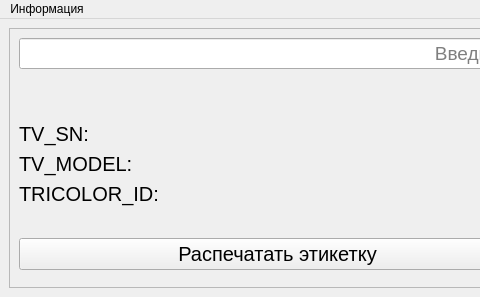
Before: the Qt Designer form ui/untitled.ui in Mex93/TricolorDocumentsScans, drawn with Qt 5; both pictures show x 0 to 480 and y 0 to 297 of the 1078 by 297 pixel window.
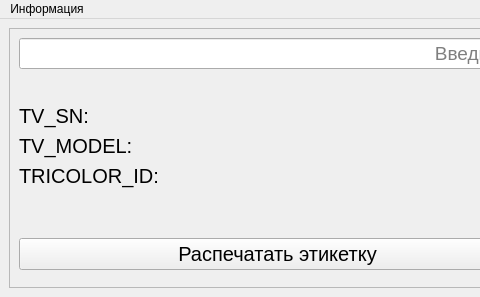
After: the same form once the commit is applied. Icons and pictures are not drawn.

```diff
--- a/ui/untitled.ui
+++ b/ui/untitled.ui
@@ -144,6 +144,19 @@
                    </property>
                   </widget>
                  </item>
+                 <item>
+                  <spacer name="verticalSpacer_3">
+                   <property name="orientation">
+                    <enum>Qt::Orientation::Vertical</enum>
+                   </property>
+                   <property name="sizeHint" stdset="0">
+                    <size>
+                     <width>20</width>
+                     <height>40</height>
+                    </size>
+                   </property>
+                  </spacer>
+                 </item>
                  <item>
                   <spacer name="verticalSpacer_2">
                    <property name="orientation">
```
Left out of the diff: 3 changed lines with no effect on the pictures.
